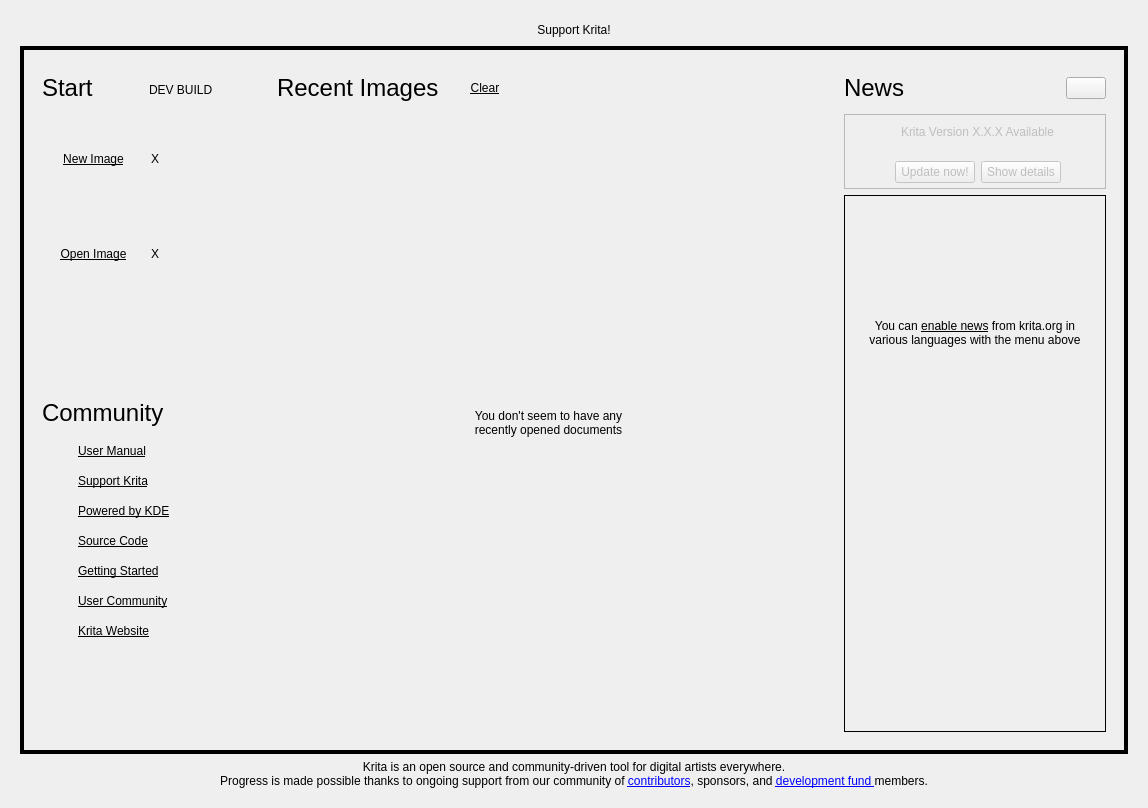
The window that libs/ui/forms/KisWelcomePage.ui (KDE/krita) describes before a commit, drawn with Qt 5.
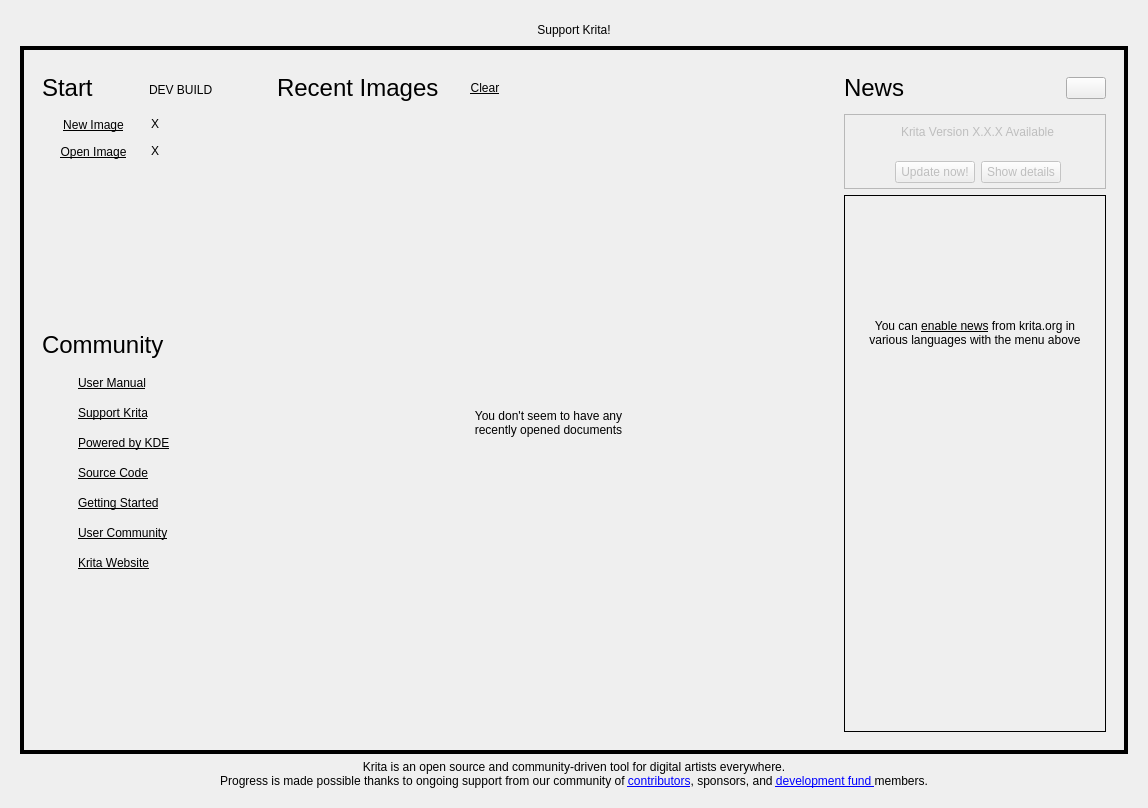
The same window after the commit. Custom widgets are drawn as their Qt base class.

Commit message:
Don't allow New/Open File buttons to grow taller
BUG:473509

The edit to the form file:
```diff
--- a/libs/ui/forms/KisWelcomePage.ui
+++ b/libs/ui/forms/KisWelcomePage.ui
@@ -247,9 +247,9 @@
            <item>
             <widget class="QToolButton" name="newFileLink">
              <property name="sizePolicy">
-              <sizepolicy hsizetype="Minimum" vsizetype="MinimumExpanding">
+              <sizepolicy hsizetype="MinimumExpanding" vsizetype="Fixed">
                <horstretch>0</horstretch>
-               <verstretch>1</verstretch>
+               <verstretch>0</verstretch>
               </sizepolicy>
              </property>
              <property name="font">
@@ -285,6 +285,12 @@
            </item>
            <item>
             <widget class="QLabel" name="newFileLinkShortcut">
+             <property name="sizePolicy">
+              <sizepolicy hsizetype="MinimumExpanding" vsizetype="Fixed">
+               <horstretch>0</horstretch>
+               <verstretch>0</verstretch>
+              </sizepolicy>
+             </property>
              <property name="minimumSize">
               <size>
                <width>20</width>
@@ -308,7 +314,7 @@
            <item>
             <widget class="QToolButton" name="openFileLink">
              <property name="sizePolicy">
-              <sizepolicy hsizetype="Minimum" vsizetype="MinimumExpanding">
+              <sizepolicy hsizetype="MinimumExpanding" vsizetype="Fixed">
                <horstretch>0</horstretch>
                <verstretch>0</verstretch>
               </sizepolicy>
@@ -346,6 +352,12 @@
            </item>
            <item>
             <widget class="QLabel" name="openFileShortcut">
+             <property name="sizePolicy">
+              <sizepolicy hsizetype="MinimumExpanding" vsizetype="Fixed">
+               <horstretch>0</horstretch>
+               <verstretch>0</verstretch>
+              </sizepolicy>
+             </property>
              <property name="minimumSize">
               <size>
                <width>20</width>
```
